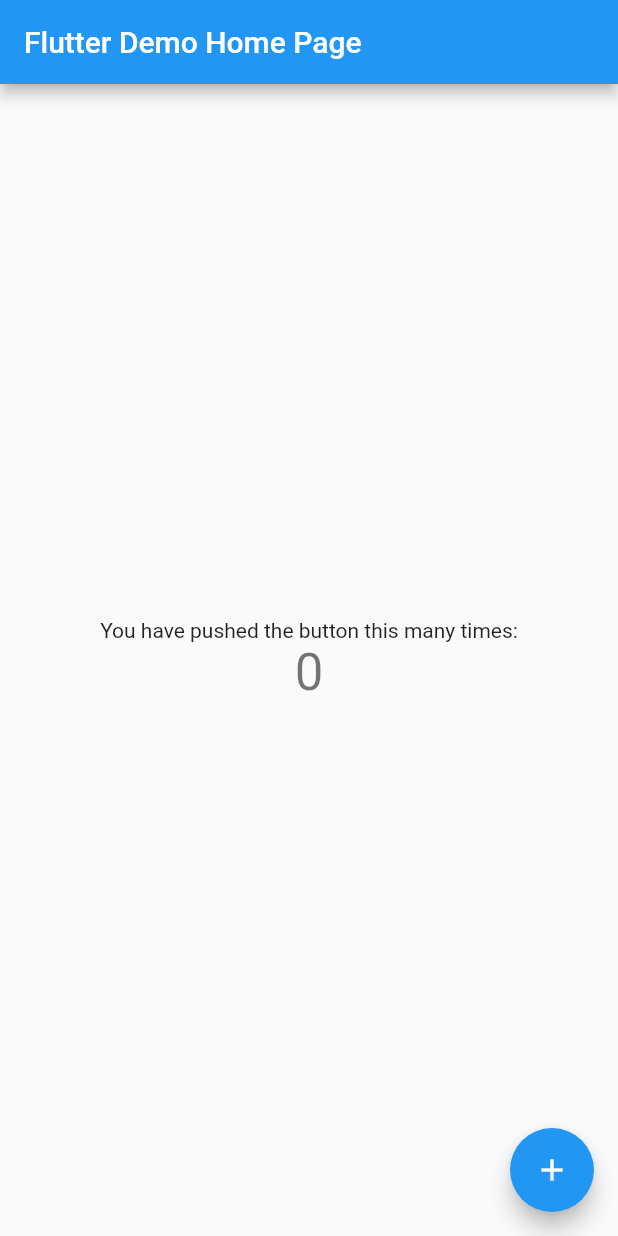
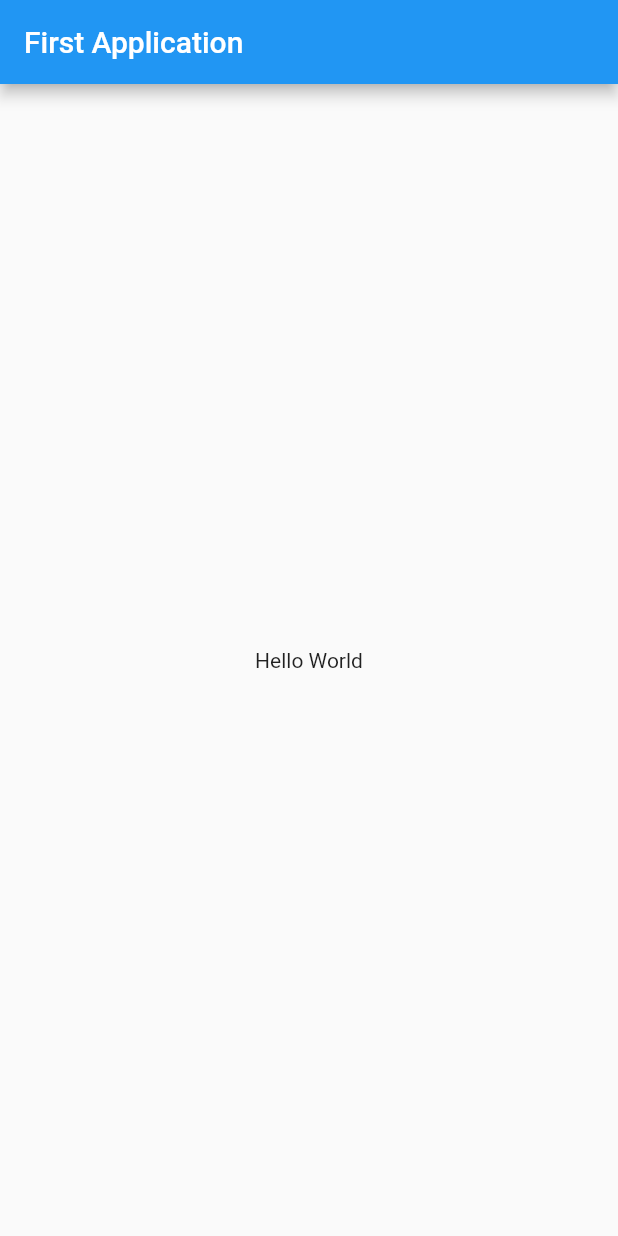
Before and after one commit to bhavikvashi1804/flutter-quiz, a Flutter app: the screen it shows after launch, on a phone screen of 412 x 824 dp. Run offline on Flutter 3.47's test engine with Material 2 defaults, Android fonts, the phone set to English and light mode, and no system bars.

Commit message:
Code clean up

```diff
--- a/lib/main.dart
+++ b/lib/main.dart
@@ -3,109 +3,31 @@ import 'package:flutter/material.dart';
 void main() => runApp(MyApp());
 
 class MyApp extends StatelessWidget {
-  // This widget is the root of your application.
   @override
   Widget build(BuildContext context) {
     return MaterialApp(
       title: 'Flutter Demo',
-      theme: ThemeData(
-        // This is the theme of your application.
-        //
-        // Try running your application with "flutter run". You'll see the
-        // application has a blue toolbar. Then, without quitting the app, try
-        // changing the primarySwatch below to Colors.green and then invoke
-        // "hot reload" (press "r" in the console where you ran "flutter run",
-        // or simply save your changes to "hot reload" in a Flutter IDE).
-        // Notice that the counter didn't reset back to zero; the application
-        // is not restarted.
-        primarySwatch: Colors.blue,
-      ),
-      home: MyHomePage(title: 'Flutter Demo Home Page'),
+      home: MyHomePage(),
     );
   }
 }
 
 class MyHomePage extends StatefulWidget {
-  MyHomePage({Key key, this.title}) : super(key: key);
-
-  // This widget is the home page of your application. It is stateful, meaning
-  // that it has a State object (defined below) that contains fields that affect
-  // how it looks.
-
-  // This class is the configuration for the state. It holds the values (in this
-  // case the title) provided by the parent (in this case the App widget) and
-  // used by the build method of the State. Fields in a Widget subclass are
-  // always marked "final".
-
-  final String title;
-
+  MyHomePage({Key key}) : super(key: key);
   @override
   _MyHomePageState createState() => _MyHomePageState();
 }
 
 class _MyHomePageState extends State<MyHomePage> {
-  int _counter = 0;
-
-  void _incrementCounter() {
-    setState(() {
-      // This call to setState tells the Flutter framework that something has
-      // changed in this State, which causes it to rerun the build method below
-      // so that the display can reflect the updated values. If we changed
-      // _counter without calling setState(), then the build method would not be
-      // called again, and so nothing would appear to happen.
-      _counter++;
-    });
-  }
-
   @override
   Widget build(BuildContext context) {
-    // This method is rerun every time setState is called, for instance as done
-    // by the _incrementCounter method above.
-    //
-    // The Flutter framework has been optimized to make rerunning build methods
-    // fast, so that you can just rebuild anything that needs updating rather
-    // than having to individually change instances of widgets.
     return Scaffold(
       appBar: AppBar(
-        // Here we take the value from the MyHomePage object that was created by
-        // the App.build method, and use it to set our appbar title.
-        title: Text(widget.title),
+        title: Text("First Application"),
       ),
       body: Center(
-        // Center is a layout widget. It takes a single child and positions it
-        // in the middle of the parent.
-        child: Column(
-          // Column is also a layout widget. It takes a list of children and
-          // arranges them vertically. By default, it sizes itself to fit its
-          // children horizontally, and tries to be as tall as its parent.
-          //
-          // Invoke "debug painting" (press "p" in the console, choose the
-          // "Toggle Debug Paint" action from the Flutter Inspector in Android
-          // Studio, or the "Toggle Debug Paint" command in Visual Studio Code)
-          // to see the wireframe for each widget.
-          //
-          // Column has various properties to control how it sizes itself and
-          // how it positions its children. Here we use mainAxisAlignment to
-          // center the children vertically; the main axis here is the vertical
-          // axis because Columns are vertical (the cross axis would be
-          // horizontal).
-          mainAxisAlignment: MainAxisAlignment.center,
-          children: <Widget>[
-            Text(
-              'You have pushed the button this many times:',
-            ),
-            Text(
-              '$_counter',
-              style: Theme.of(context).textTheme.display1,
-            ),
-          ],
-        ),
+        child: Text('Hello World'),
       ),
-      floatingActionButton: FloatingActionButton(
-        onPressed: _incrementCounter,
-        tooltip: 'Increment',
-        child: Icon(Icons.add),
-      ), // This trailing comma makes auto-formatting nicer for build methods.
-    );
+     );
   }
 }
```
